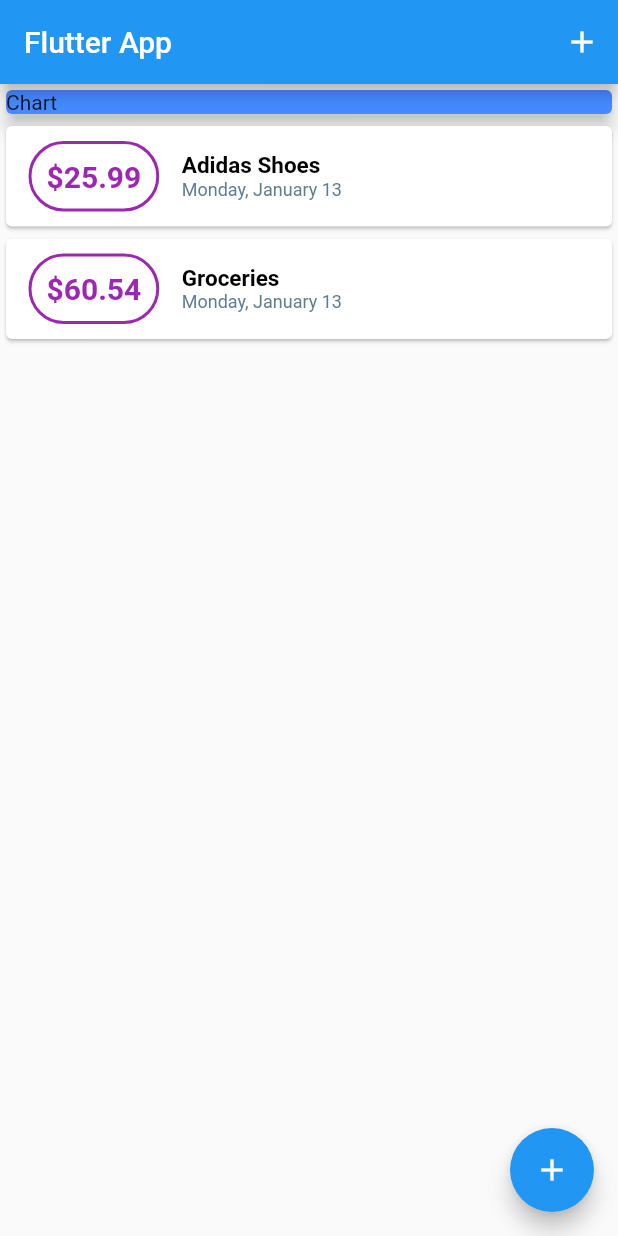
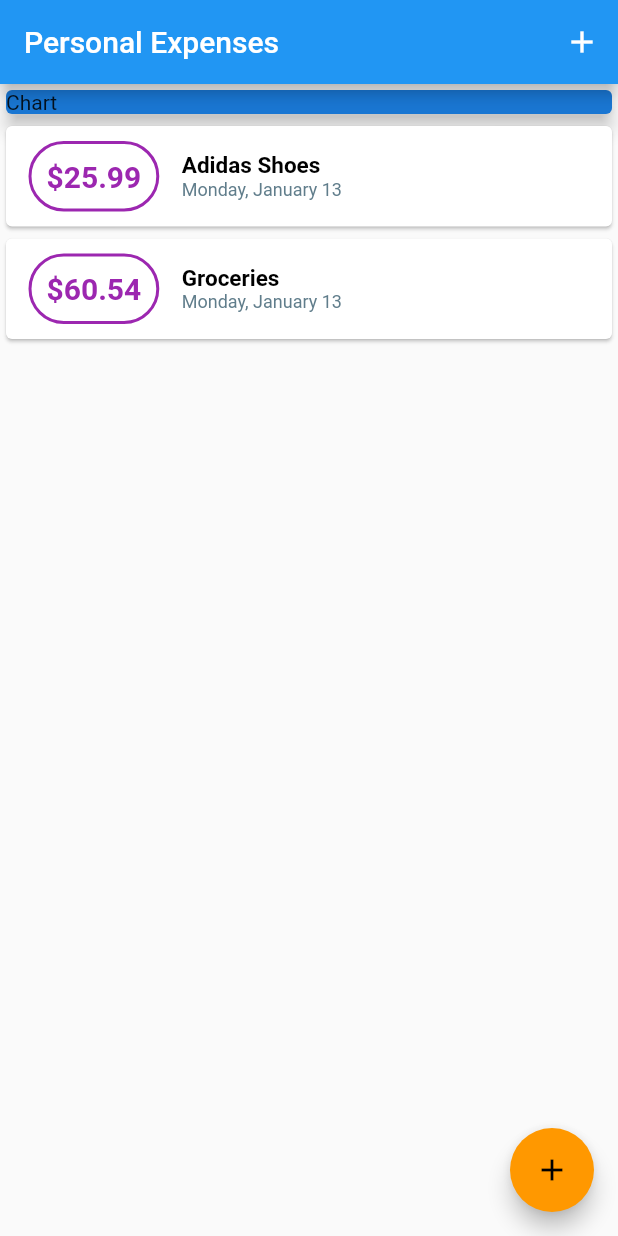
Before and after one commit to Bluesamyou/flutter_expense_tracker, a Flutter app: the screen it shows after launch, on a phone screen of 412 x 824 dp. Run offline on Flutter 3.47's test engine with Material 2 defaults, Android fonts, the phone set to English and light mode, and no system bars.

Commit message:
Added in theme

```diff
--- a/lib/main.dart
+++ b/lib/main.dart
@@ -11,9 +11,10 @@ class MyApp extends StatelessWidget {
   @override
   Widget build(BuildContext context) {
     return MaterialApp(
-      title: 'Flutter Demo',
+      title: 'Personal Expenses',
       theme: ThemeData(
         primarySwatch: Colors.blue,
+        accentColor: Colors.orange,
       ),
       home: MyHomePage(),
     );
@@ -75,10 +76,10 @@ class _MyHomePageState extends State<MyHomePage> {
   Widget build(BuildContext context) {
     return Scaffold(
       appBar: AppBar(
-        title: Text("Flutter App"),
+        title: Text("Personal Expenses"),
         actions: <Widget>[
           IconButton(
-            icon: Icon(Icons.add, color: Colors.white),
+            icon: Icon(Icons.add),
             onPressed: () => startAddNewTransaction(context),
           )
         ],
@@ -95,7 +96,7 @@ class _MyHomePageState extends State<MyHomePage> {
                   child: Text("Chart"),
                   width: double.infinity,
                 ),
-                color: Colors.blueAccent,
+                color: Theme.of(context).primaryColorDark,
                 elevation: 5,
               ),
             ),
```
